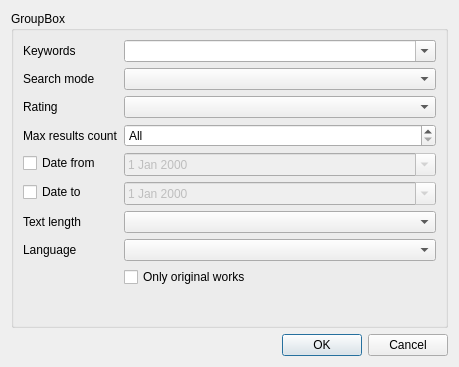
kernel1024/jpreader, file utils/pixivindexlimitsdialog.ui: the form before one commit.
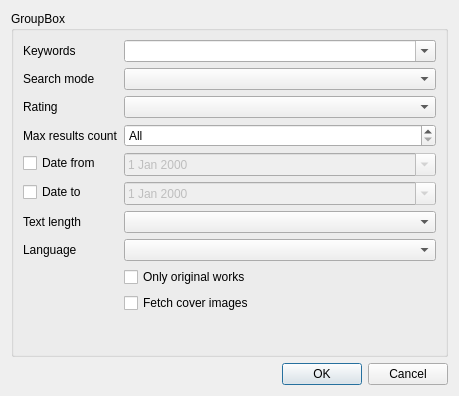
The form after the commit.

Patch:
```diff
--- a/utils/pixivindexlimitsdialog.ui
+++ b/utils/pixivindexlimitsdialog.ui
@@ -7,7 +7,7 @@
     <x>0</x>
     <y>0</y>
     <width>459</width>
-    <height>367</height>
+    <height>396</height>
    </rect>
   </property>
   <property name="windowTitle">
@@ -159,6 +159,13 @@
         </property>
        </widget>
       </item>
+      <item row="9" column="1">
+       <widget class="QCheckBox" name="checkFetchCovers">
+        <property name="text">
+         <string>Fetch cover images</string>
+        </property>
+       </widget>
+      </item>
      </layout>
     </widget>
    </item>
```
